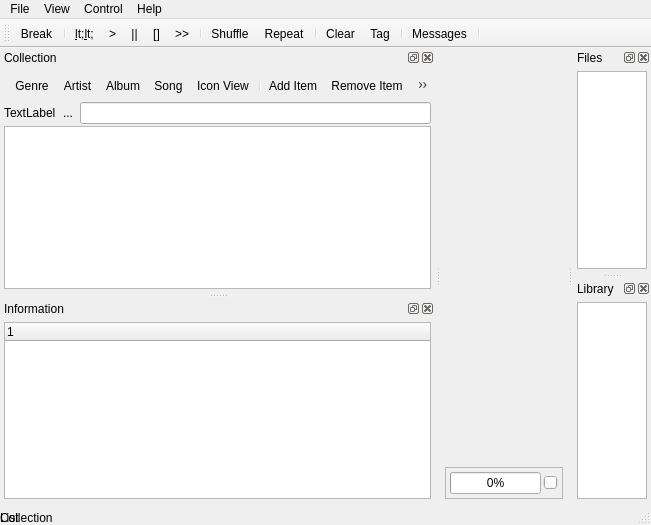
The window that src/cuberok.ui (DrMoriarty/cuberok) describes before a commit, drawn with Qt 5.
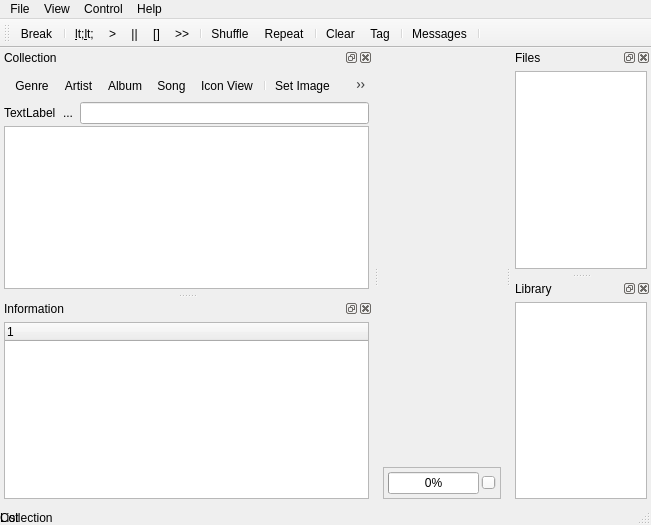
The same window after the commit. Icons and pictures are not drawn. Custom widgets are drawn as their Qt base class.

```diff
--- a/src/cuberok.ui
+++ b/src/cuberok.ui
@@ -164,9 +164,6 @@
        <addaction name="actionSongMode" />
        <addaction name="actionIconView" />
        <addaction name="separator" />
-       <addaction name="actionAddToCollection" />
-       <addaction name="actionRemoveFromCollection" />
-       <addaction name="separator" />
        <addaction name="actionSetImage" />
        <addaction name="actionGetImageFromLastFM" />
       </widget>
```
Left out of the diff: 1 changed line with no effect on the pictures.
